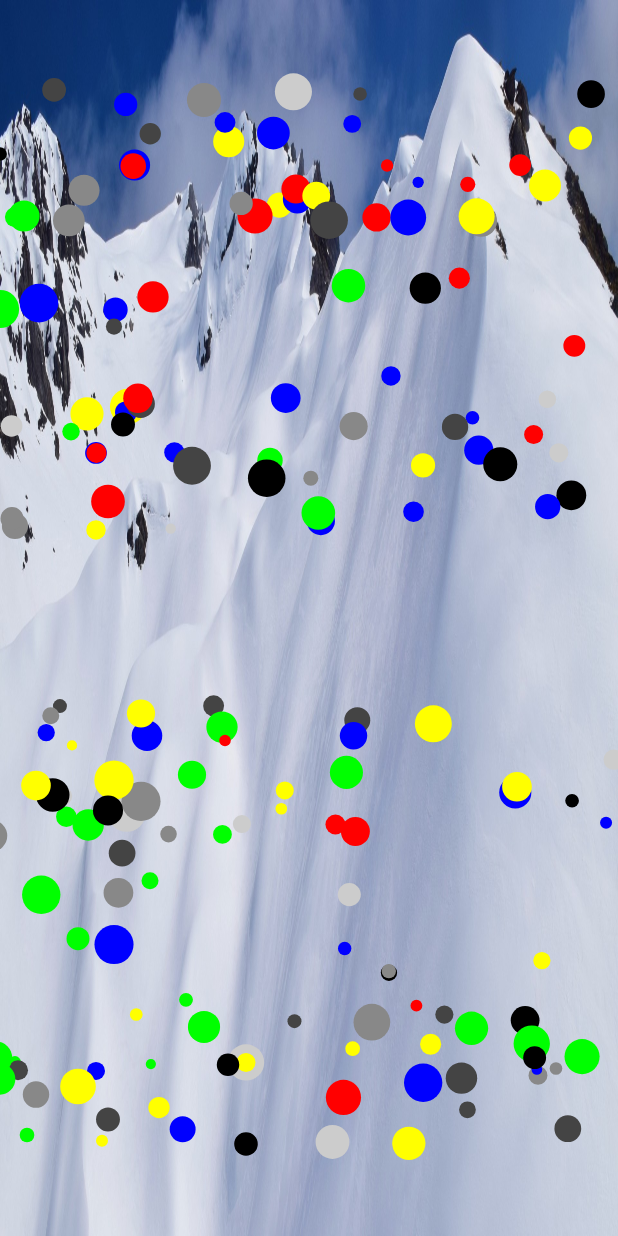
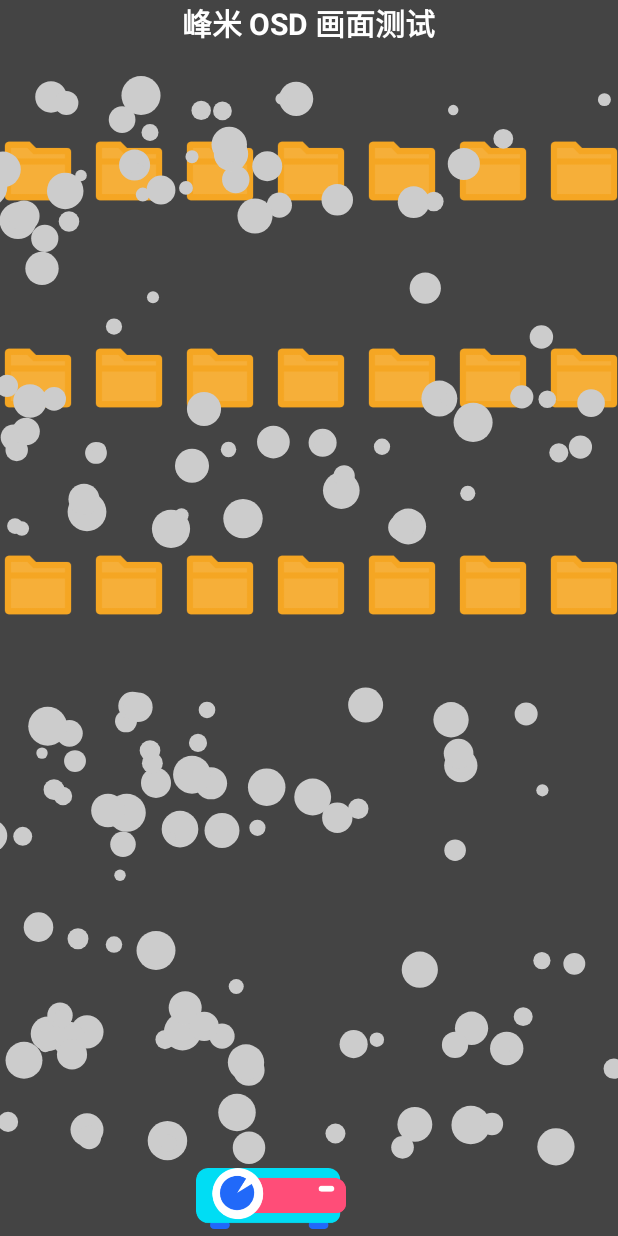
Before and after one commit to lijieqing/Skills_Android, an Android app: the screen it shows after launch (LonelyActivity), on a phone screen of 412 x 824 dp. Run offline under Robolectric (Android 15) with nearby library versions, the phone set to English and light mode, and no system bars; libraries missing offline, so code that uses them is left out: org.xutils.x; 2 statements that could not run were skipped.

```diff
--- a/app/src/main/java/lee/hua/skills_android/activity/LonelyActivity.java
+++ b/app/src/main/java/lee/hua/skills_android/activity/LonelyActivity.java
@@ -1,16 +1,105 @@
 package lee.hua.skills_android.activity;
+
+import android.animation.ValueAnimator;
+import android.graphics.Color;
+import android.os.Build;
+import android.os.Bundle;
+import android.widget.GridView;
+import android.widget.ImageView;
+import android.widget.RelativeLayout;
+import android.widget.SimpleAdapter;
 
 import androidx.appcompat.app.AppCompatActivity;
 
-import android.os.Bundle;
+import java.util.ArrayList;
+import java.util.HashMap;
+import java.util.List;
+import java.util.Map;
+import java.util.Timer;
+import java.util.TimerTask;
 
 import lee.hua.skills_android.R;
 
 public class LonelyActivity extends AppCompatActivity {
+    private int SIZE = 30;
+    private RelativeLayout rl;
+    private GridView gv;
+    private List<Map<String, Object>> list_data;
+    private Timer timer;
+    private ImageView ivProjector;
 
     @Override
     protected void onCreate(Bundle savedInstanceState) {
         super.onCreate(savedInstanceState);
         setContentView(R.layout.activity_lonely);
+        initView();
+    }
+
+    private void initView() {
+        rl = findViewById(R.id.rl_bg);
+        rl.setBackgroundColor(Color.DKGRAY);
+        gv = findViewById(R.id.gv_factory);
+        ivProjector = findViewById(R.id.iv_projector);
+        initData();
+        initAnim();
+    }
+
+    private void initAnim() {
+        ValueAnimator valueAnimator = ValueAnimator.ofFloat(0, 1800, 0);
+        valueAnimator.addUpdateListener(new ValueAnimator.AnimatorUpdateListener() {
+            @Override
+            public void onAnimationUpdate(ValueAnimator animation) {
+                float value = (float) animation.getAnimatedValue();
+                ivProjector.setX(value);
+            }
+        });
+        valueAnimator.setDuration(5000);
+        valueAnimator.setRepeatCount(-1);
+        valueAnimator.start();
+    }
+
+    private void initData() {
+        if (Build.DEVICE.equals("batman") || Build.DEVICE.equals("rainman")) {
+            SIZE = 30;
+        } else {
+            SIZE = 21;
+        }
+        list_data = new ArrayList<>();
+        for (int i = 0; i < SIZE; i++) {
+            Map<String, Object> map = new HashMap<>();
+            map.put("image", R.drawable.file_folder);
+            list_data.add(map);
+        }
+
+        SimpleAdapter simpleAdapter = new SimpleAdapter(this, list_data, R.layout.grid_item, new String[]{"image"}, new int[]{R.id.iv_factory});
+        gv.setAdapter(simpleAdapter);
+    }
+
+    @Override
+    protected void onResume() {
+        super.onResume();
+        if (timer == null) {
+            timer = new Timer();
+            timer.schedule(new TimerTask() {
+                @Override
+                public void run() {
+                    runOnUiThread(new Runnable() {
+                        @Override
+                        public void run() {
+                            gv.setSelection((int) ((SIZE - 1) * Math.random()));
+                        }
+                    });
+                }
+            }, 1000, 100);
+        }
+    }
+
+    @Override
+    protected void onPause() {
+        super.onPause();
+        if (timer != null) {
+            timer.cancel();
+            timer = null;
+        }
     }
 }
--- a/app/src/main/java/lee/hua/skills_android/view/SineWaveView.java
+++ b/app/src/main/java/lee/hua/skills_android/view/SineWaveView.java
@@ -186,8 +186,8 @@ public class SineWaveView extends View implements ViewTreeObserver.OnGlobalLayou
             this.randomDIF = (Math.random() * 10 > 5) ? (float) (Math.random() * width) : -(float) (Math.random() * width);
             this.radius = (float) (Math.random() * 15 + 5f);
             sineX = randomDIF;
-            color = colors[(int) ((colors.length - 1) * Math.random())];
-            // color = colors[3];
+            //color = colors[(int) ((colors.length - 1) * Math.random())];
+            color = colors[3];
         }
 
         void updateX() {
--- a/app/src/main/java/lee/hua/skills_android/view/path/PathSearch.java
+++ b/app/src/main/java/lee/hua/skills_android/view/path/PathSearch.java
@@ -24,7 +24,15 @@ public class PathSearch extends View {
     ValueAnimator animator;
 
     public PathSearch(Context context) {
-        super(context);
+        this(context, null);
+    }
+
+    public PathSearch(Context context, @Nullable AttributeSet attrs) {
+        this(context, attrs, 0);
+    }
+
+    public PathSearch(Context context, @Nullable AttributeSet attrs, int defStyleAttr) {
+        super(context, attrs, defStyleAttr);
         mPaint = new Paint();
         mPaint.setStyle(Paint.Style.STROKE);
         mPaint.setStrokeWidth(15);
@@ -45,14 +53,6 @@ public class PathSearch extends View {
             }
         });
         animator.start();
-    }
-
-    public PathSearch(Context context, @Nullable AttributeSet attrs) {
-        super(context, attrs);
-    }
-
-    public PathSearch(Context context, @Nullable AttributeSet attrs, int defStyleAttr) {
-        super(context, attrs, defStyleAttr);
     }
 
     @Override
--- a/app/src/main/res/layout/activity_lonely.xml
+++ b/app/src/main/res/layout/activity_lonely.xml
@@ -3,8 +3,39 @@
     xmlns:tools="http://schemas.android.com/tools"
     android:layout_width="match_parent"
     android:layout_height="match_parent"
-    android:background="@drawable/snow_mountain"
+    android:id="@+id/rl_bg"
+    android:background="#00897B"
     tools:context=".activity.LonelyActivity">
+    <TextView
+        android:id="@+id/tv_osd"
+        android:text="@string/str_osd"
+        android:textSize="20sp"
+        android:textColor="#fff"
+        android:textStyle="bold"
+        android:layout_centerHorizontal="true"
+        android:layout_alignParentTop="true"
+        android:layout_width="wrap_content"
+        android:layout_height="wrap_content"/>
+
+    <ImageView
+        android:id="@+id/iv_projector"
+        android:src="@drawable/projector"
+        android:layout_width="100dp"
+        android:layout_height="50dp"
+        android:layout_alignParentBottom="true"
+        android:layout_alignParentStart="true"/>
+
+    <GridView
+        android:layout_below="@id/tv_osd"
+        android:layout_marginTop="20dp"
+        android:id="@+id/gv_factory"
+        android:layout_width="match_parent"
+        android:layout_height="match_parent"
+        android:columnWidth="100dp"
+        android:horizontalSpacing="10dp"
+        android:numColumns="7"
+        android:stretchMode="columnWidth"
+        android:verticalSpacing="10dp" />
 
     <LinearLayout
         android:layout_width="match_parent"
--- /dev/null
+++ b/app/src/main/res/layout/grid_item.xml
@@ -0,0 +1,11 @@
+<?xml version="1.0" encoding="utf-8"?>
+<LinearLayout xmlns:android="http://schemas.android.com/apk/res/android"
+    android:layout_width="match_parent"
+    android:layout_height="match_parent"
+    android:orientation="vertical">
+
+    <ImageView
+        android:id="@+id/iv_factory"
+        android:layout_width="wrap_content"
+        android:layout_height="wrap_content" />
+</LinearLayout>
--- a/app/src/main/res/values/strings.xml
+++ b/app/src/main/res/values/strings.xml
@@ -15,4 +15,5 @@
     <string name="transition_animation">过渡动画</string>
     <string name="gesture_simple">简单手势检测器</string>
     <string name="double_click_clear">双击清除</string>
+    <string name="str_osd">峰米 OSD 画面测试</string>
 </resources>
```
Also changed, not shown: app/src/main/res/drawable/file_folder.png (added), app/src/main/res/drawable/home.png (added), app/src/main/res/drawable/projector.png (added).
